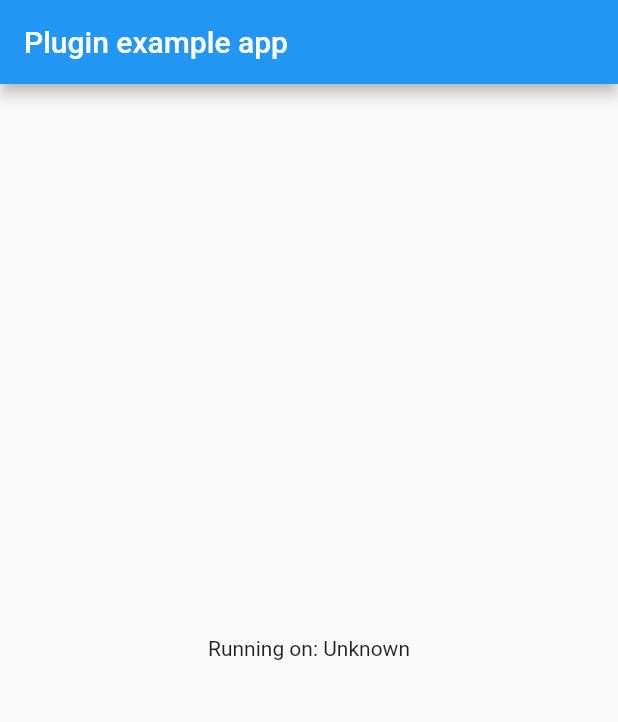
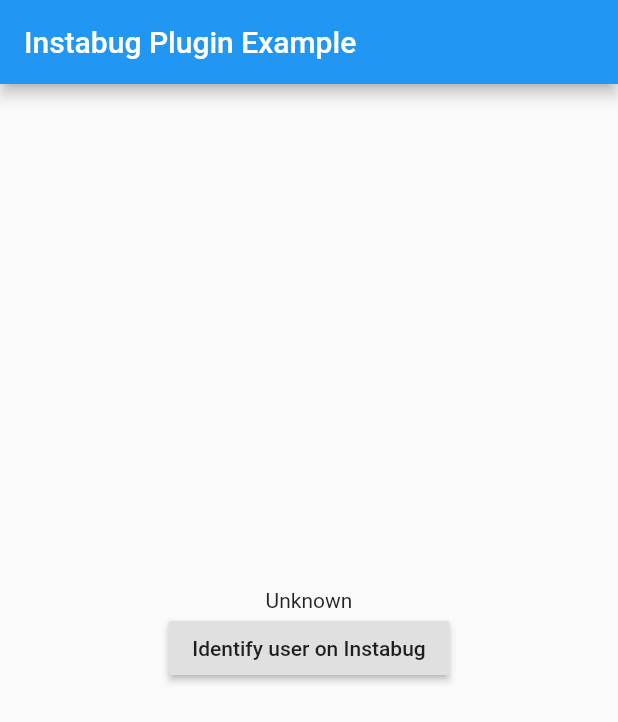
Before and after one commit to metaflowltd/flutter_instabug, a Flutter app: the screen it shows after launch, on a phone screen of 412 x 824 dp. Shown: the top 722 px of the screen. Run offline on Flutter 3.47's test engine with Material 2 defaults, Android fonts, the phone set to English and light mode, and no system bars.

Commit message:
Added ability to identify user

```diff
--- a/example/lib/main.dart
+++ b/example/lib/main.dart
@@ -12,7 +12,9 @@ class MyApp extends StatefulWidget {
 }
 
 class _MyAppState extends State<MyApp> {
-  String _platformVersion = 'Unknown';
+  String _initInstabugResponse = 'Unknown';
+
+  String _identifyResponse = "";
 
   @override
   void initState() {
@@ -20,20 +22,34 @@ class _MyAppState extends State<MyApp> {
     initInstabug();
   }
 
-  // Platform messages are asynchronous, so we initialize in an async method.
   Future<void> initInstabug() async {
-    String platformVersion;
-    // Platform messages may fail, so we use a try/catch PlatformException.
+    String initResponse;
     try {
-      platformVersion = await FlutterInstabug.startInstabug("<INSTABUG APP TOKEN>");
+      initResponse =
+          await FlutterInstabug.startInstabug("<INSTABUG APP TOKEN>", invocationEvent: IBGInvocationEvent.screenshot);
     } on PlatformException {
-      platformVersion = 'Failed to get platform version.';
+      initResponse = 'Failed to init Instabug.';
     }
 
     if (!mounted) return;
 
     setState(() {
-      _platformVersion = platformVersion;
+      _initInstabugResponse = initResponse;
+    });
+  }
+
+  Future<void> identifyInstabugUser() async {
+    String identifyResponse;
+    try {
+      identifyResponse = await FlutterInstabug.identifyUser("john.doe@example.com", userName: "John Doe");
+    } on PlatformException {
+      identifyResponse = 'Failed to identify user on Instabug.';
+    }
+
+    if (!mounted) return;
+
+    setState(() {
+      _identifyResponse = identifyResponse;
     });
   }
 
@@ -42,10 +58,17 @@ class _MyAppState extends State<MyApp> {
     return new MaterialApp(
       home: new Scaffold(
         appBar: new AppBar(
-          title: const Text('Plugin example app'),
+          title: const Text('Instabug Plugin Example'),
         ),
-        body: new Center(
-          child: new Text('Running on: $_platformVersion\n'),
+        body: Center(
+          child: Column(
+            mainAxisAlignment: MainAxisAlignment.center,
+            children: <Widget>[
+              Text('$_initInstabugResponse'),
+              RaisedButton(child: Text("Identify user on Instabug"), onPressed: identifyInstabugUser),
+              Text('$_identifyResponse\n'),
+            ],
+          ),
         ),
       ),
     );
--- a/lib/flutter_instabug.dart
+++ b/lib/flutter_instabug.dart
@@ -10,7 +10,19 @@ class FlutterInstabug {
   static const MethodChannel _channel =
       const MethodChannel('flutter_instabug');
 
-  static Future<String> startInstabug(String token) async {
-    return await _channel.invokeMethod('startInstabug', {"token" : token} );
+  static Future<String> startInstabug(String token, { IBGInvocationEvent invocationEvent }) async {
+    String invocationEventString = "screenshot";
+    if (invocationEvent != null){
+      invocationEventString = invocationEvent.toString().split('.')[1];
+    }
+    return await _channel.invokeMethod('startInstabug', { "token" : token, "invocationEvent" : invocationEventString } );
+  }
+
+  static Future<String> identifyUser(String userEmail, { String userName }) async {
+    Map<String, String> params = { "email" : userEmail};
+    if (userName != null) {
+      params["name"] = userName;
+    }
+    return await _channel.invokeMethod('identifyUser', params);
   }
 }
```
Also changed, not shown: 3 other files.
